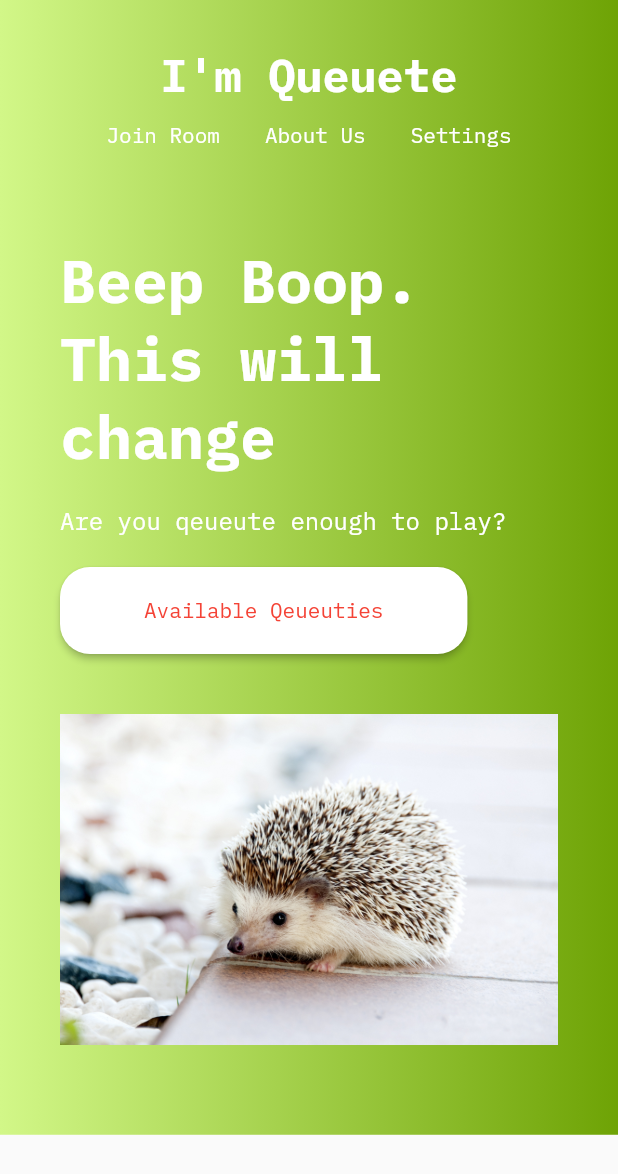
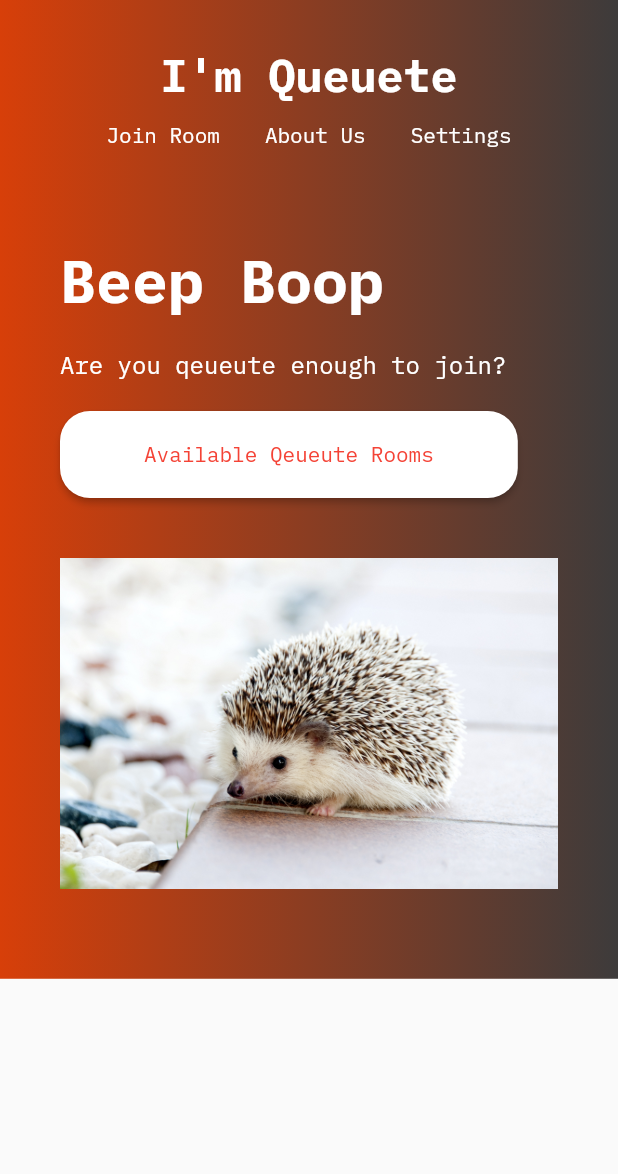
Before and after one commit to kylehannon-cs/queuete_system, a Flutter app: the screen it shows after launch, on a phone screen of 412 x 824 dp. Shown: the top 1174 px of the screen. Run offline on Flutter 3.47's test engine with Material 2 defaults, Android fonts, the light colour scheme and no system bars.

Commit message:
added more flutter stuff

```diff
--- a/lib/LandingPage/LandingPage.dart
+++ b/lib/LandingPage/LandingPage.dart
@@ -9,14 +9,14 @@ class LandingPage extends StatelessWidget {
         child: Column(
           crossAxisAlignment: CrossAxisAlignment.start,
           children: <Widget>[
-            Text("Beep Boop. This will change", style: TextStyle(
+            Text("Beep Boop", style: TextStyle(
               fontWeight: FontWeight.bold,
               fontSize: 40.0,
               color: Colors.white
             ),),
             Padding(
               padding: const EdgeInsets.symmetric(vertical: 20.0),
-              child: Text("Are you qeueute enough to play?",
+              child: Text("Are you qeueute enough to join?",
               style: TextStyle(
                 fontSize: 16.0, color: Colors.white
                 )
@@ -31,7 +31,7 @@ class LandingPage extends StatelessWidget {
               child: Padding(
                 padding: const EdgeInsets.symmetric(vertical: 20.0, horizontal: 40.0),
                 child: Text(
-                  "Available Qeueuties",
+                  "Available Qeueute Rooms",
                   style: TextStyle(color: Colors.red)
                 ),
               ),
--- a/lib/main.dart
+++ b/lib/main.dart
@@ -31,8 +31,8 @@ class MyHomePage extends StatelessWidget {
                 begin: Alignment.centerLeft,
                 end: Alignment.centerRight,
                 colors: [
-                  Color.fromRGBO(210, 247, 136, 1.0),
-                  Color.fromRGBO(110, 163, 5, 1.0)
+                  Color.fromRGBO(215,63,9, 1.0),
+                  Color.fromRGBO(61, 59, 59, 1.0)
             ])),
         child: SingleChildScrollView(
                   child: Column(
```
Also changed, not shown: lib/Navbar/Navbar.dart (+2 -6 lines).
